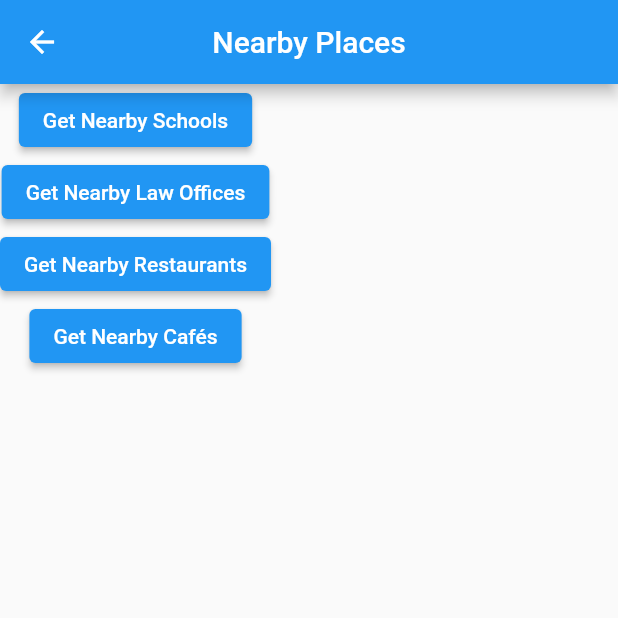
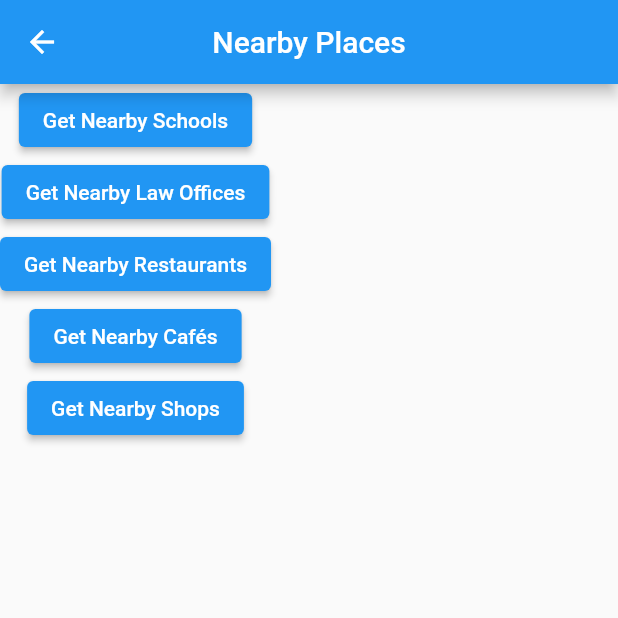
Before and after one commit to m-ert/voyager, a Flutter app: the NearByPlacesScreen screen opened directly, on a phone screen of 412 x 824 dp, the top half of it. Run offline on Flutter 3.47's test engine with Material 2 defaults, Android fonts, the phone set to English and light mode, and no system bars; our stand-ins replace firebase_auth, firebase_core, google_maps_flutter; accounts and stored records are empty.

Commit message:
added categorization

```diff
--- a/lib/pages/nearby_places.dart
+++ b/lib/pages/nearby_places.dart
@@ -51,6 +51,11 @@ class _NearByPlacesScreenState extends State<NearByPlacesScreen> {
                   getNearbyPlacesByKeyword('coffee');
                 },
                 child: const Text("Get Nearby Cafés")),
+            ElevatedButton(
+                onPressed: () {
+                  getNearbyPlacesByKeyword('shopping');
+                },
+                child: const Text("Get Nearby Shops")),
             if (nearbyPlacesResponse.results != null)
               for (int i = 0; i < nearbyPlacesResponse.results!.length; i++)
                 nearbyPlacesWidget(nearbyPlacesResponse.results![i])
```
